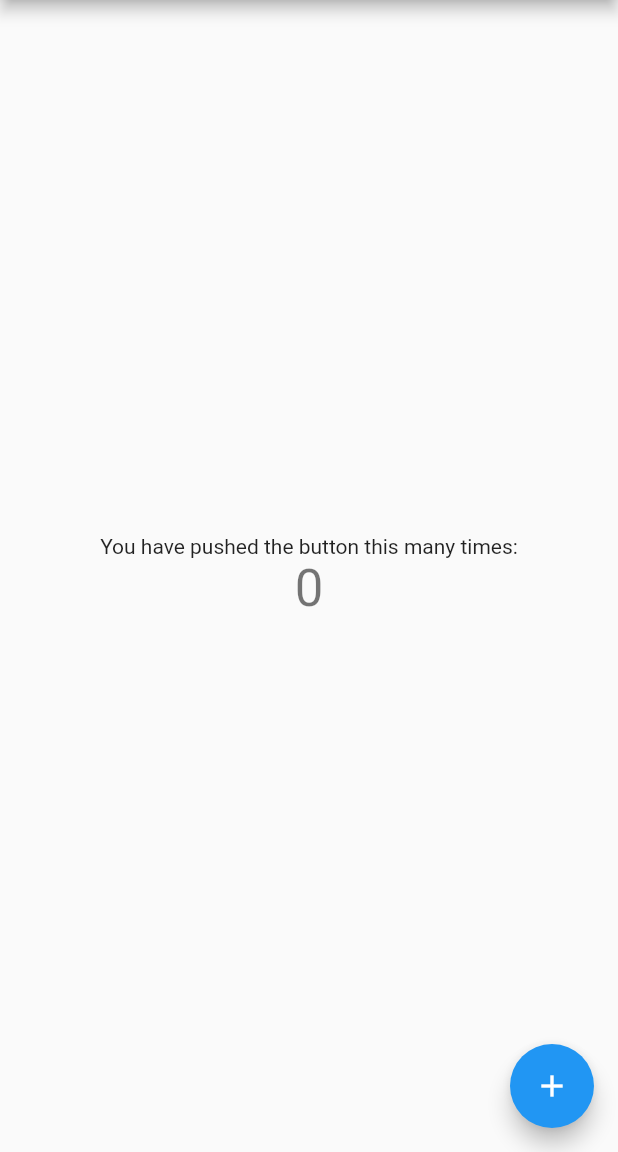
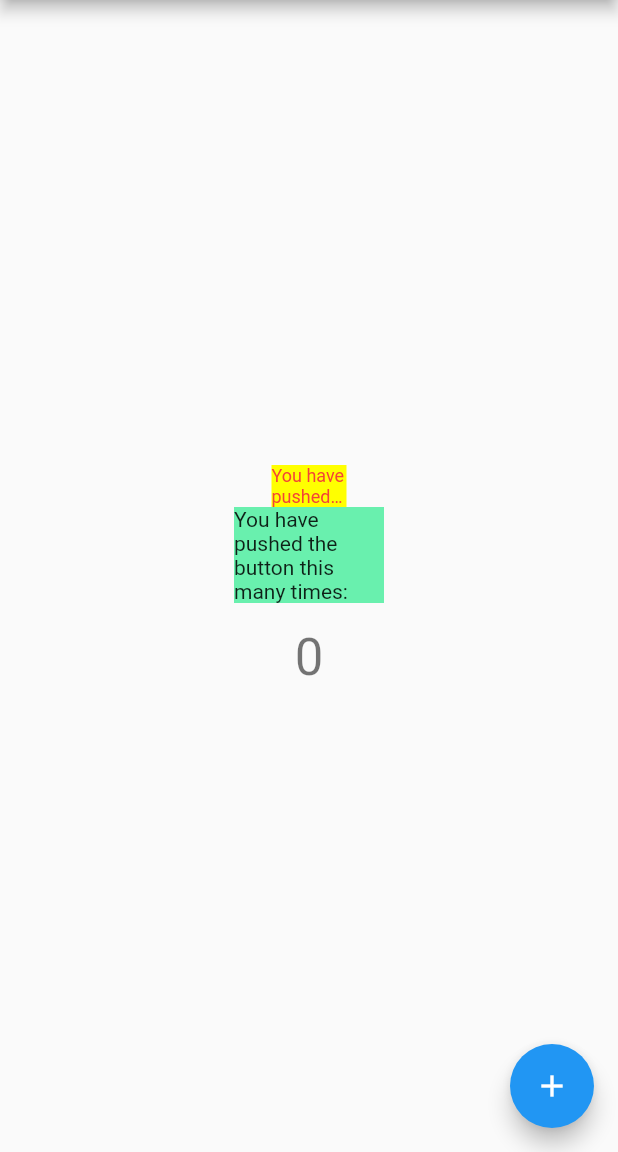
Before and after one commit to ririssilvia/flutter_plugin_pubdev, a Flutter app: the screen it shows after launch, on a phone screen of 412 x 824 dp, the part 84-1236 px from its top. Run offline on Flutter 3.47's test engine with Material 2 defaults, Android fonts, the phone set to English and light mode, and no system bars; drawn by our look-alikes of auto_size_text.

```diff
--- a/lib/main.dart
+++ b/lib/main.dart
@@ -1,4 +1,5 @@
 import 'package:flutter/material.dart';
+import 'package:flutter_plugin_pubdev/red_text_widget.dart';
 
 void main() {
   runApp(const MyApp());
@@ -95,8 +96,22 @@ class _MyHomePageState extends State<MyHomePage> {
           // horizontal).
           mainAxisAlignment: MainAxisAlignment.center,
           children: <Widget>[
+            Container(
+              color: Colors.yellowAccent,
+              width: 50,
+              child: const RedTextWidget(
+                        text: 'You have pushed the button this many times:',
+                     ),
+            ),
+            Container(
+              color: Colors.greenAccent,
+              width: 100,
+              child: const Text(
+                    'You have pushed the button this many times:',
+                    ),
+            ),
             const Text(
-              'You have pushed the button this many times:',
+              '',
             ),
             Text(
               '$_counter',
--- /dev/null
+++ b/lib/red_text_widget.dart
@@ -0,0 +1,20 @@
+import 'dart:ui';
+
+import 'package:auto_size_text/auto_size_text.dart';
+import 'package:flutter/material.dart';
+
+class RedTextWidget extends StatelessWidget {
+  final String text;
+
+  const RedTextWidget({Key? key, required this.text}) : super(key: key);
+
+  @override
+  Widget build(BuildContext context) {
+    return AutoSizeText(
+      text,
+      style: const TextStyle(color: Colors.red, fontSize: 14),
+      maxLines: 2,
+      overflow: TextOverflow.ellipsis,
+    );
+  }
+}
--- a/pubspec.yaml
+++ b/pubspec.yaml
@@ -36,6 +36,7 @@ dependencies:
   # The following adds the Cupertino Icons font to your application.
   # Use with the CupertinoIcons class for iOS style icons.
   cupertino_icons: ^1.0.2
+  auto_size_text: ^3.0.0
 
 dev_dependencies:
   flutter_test:
```
Also changed, not shown: pubspec.lock.
